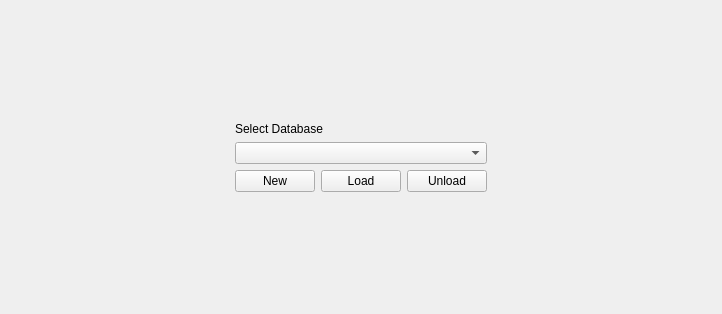
rrfremen/fr-database-app, file fr-database-app/ui/DatabaseSelection.ui: the form before one commit.
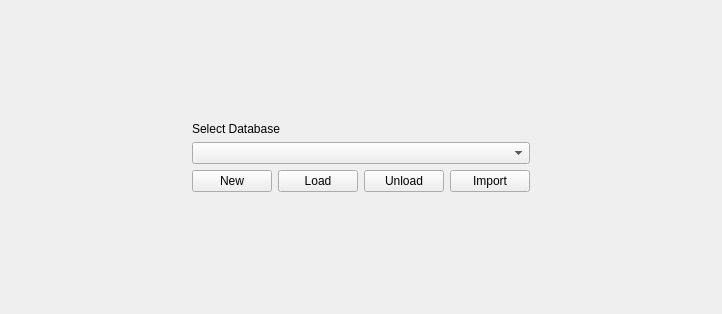
The form after the commit.

Commit message: feat: add import button for importing CSV file

Diff of the .ui file:
```diff
--- a/fr-database-app/ui/DatabaseSelection.ui
+++ b/fr-database-app/ui/DatabaseSelection.ui
@@ -79,6 +79,13 @@
              </property>
             </widget>
            </item>
+           <item>
+            <widget class="QPushButton" name="pushButton_importCSV">
+             <property name="text">
+              <string>Import</string>
+             </property>
+            </widget>
+           </item>
           </layout>
          </item>
         </layout>
```
The commit also changes 2 other files.
